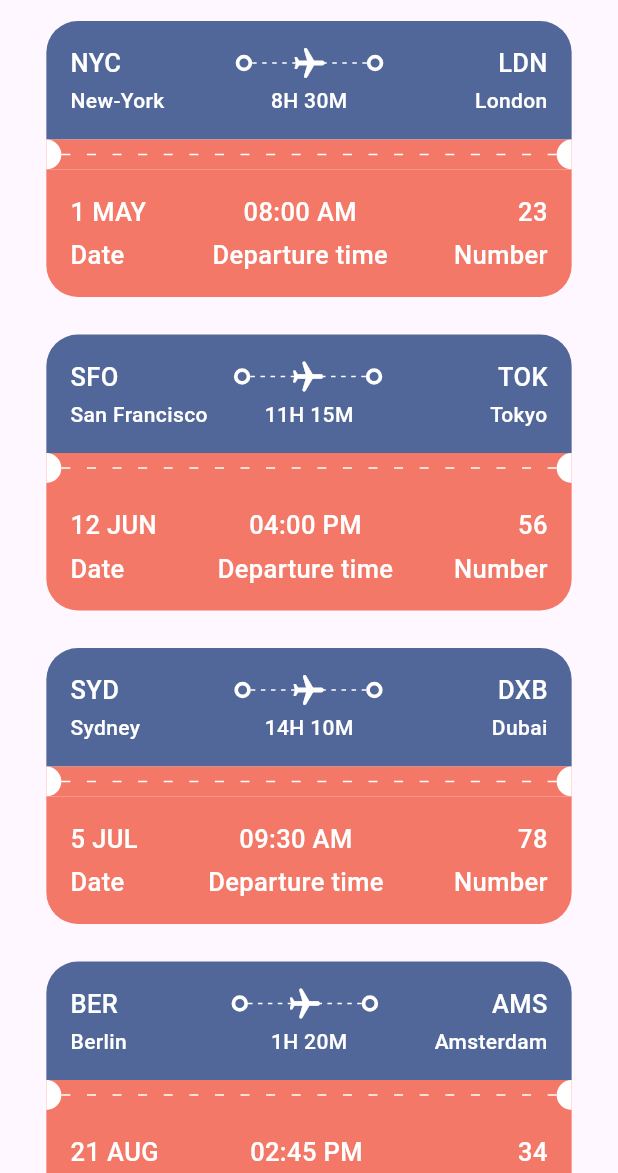
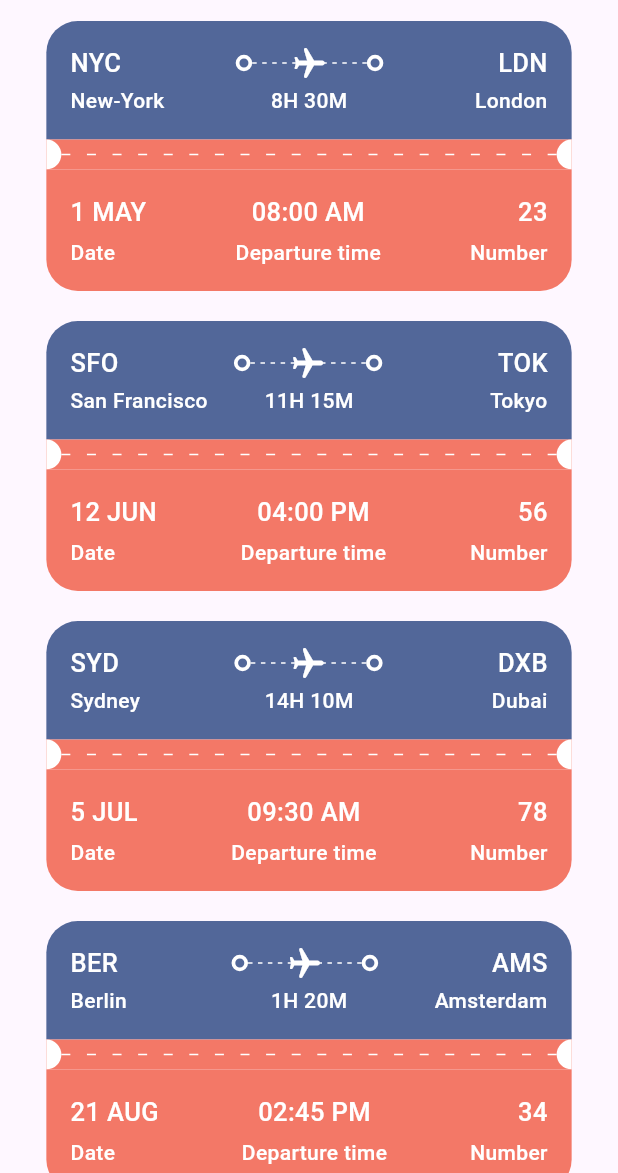
Before and after one commit to Bra-Gabby-Marshal/Flutter-Ticket-App, a Flutter app: the AllTickets screen opened by its route, on a phone screen of 412 x 824 dp, the part 63-1236 px from its top. Run offline on Flutter 3.47's test engine with Material 3 defaults, Android fonts, the phone set to English and light mode, and no system bars; our stand-ins replace device_preview, fluentui_icons.

Commit message:
new update

```diff
--- a/lib/base/res/media.dart
+++ b/lib/base/res/media.dart
@@ -3,5 +3,5 @@ class AppMedia{
   static const logo = '$_baseImage/logo.png';
   static const hotelRoom = '$_baseImage/hotel_room.jpg';
   static const planeSit = '$_baseImage/plane_sit.jpg';
-
+  static const visaCard = '$_baseImage/visa_card.jpg';
 }
--- a/lib/base/res/styles/app_styles.dart
+++ b/lib/base/res/styles/app_styles.dart
@@ -32,8 +32,9 @@ class AppStyles{
       fontSize: 17,
       fontWeight: FontWeight.w500
   );
-  static TextStyle headLineStyle4 = const TextStyle(
+  static TextStyle headLineStyle4 = TextStyle(
       fontSize: 14,
-      fontWeight: FontWeight.w500
+      fontWeight: FontWeight.w500,
+    color: Colors.grey.shade500
   );
 }
--- a/lib/base/widgets/app_column_text_layout.dart
+++ b/lib/base/widgets/app_column_text_layout.dart
@@ -1,4 +1,5 @@
 import 'package:flutter/cupertino.dart';
+import 'package:my_ticket_app/base/widgets/text_style_fourth.dart';
 import 'package:my_ticket_app/base/widgets/text_style_third.dart';
 
 class AppColumnTextLayout extends StatelessWidget {
@@ -13,9 +14,9 @@ class AppColumnTextLayout extends StatelessWidget {
     return Column(
       crossAxisAlignment: alignment,
       children: [
-        TextStyleThird(text: topText),
+        TextStyleThird(text: topText, isColor:isColor),
         const SizedBox(height: 5,),
-        TextStyleThird(text: bottomText),
+        TextStyleFourth(text: bottomText, isColor:isColor),
       ],
     );
   }
--- a/lib/base/widgets/ticket_view.dart
+++ b/lib/base/widgets/ticket_view.dart
@@ -23,7 +23,7 @@ class TicketView extends StatelessWidget {
     final size = MediaQuery.of(context).size; // Size of the mobile screen
     return SizedBox(// Making the media query dynamic
       width: size.width*0.85,
-      height: 189,
+      height: 180,
       child: Container(
         margin: EdgeInsets.only(right: wholeScreen==true?0:16),
         child: Column(
@@ -122,18 +122,21 @@ class TicketView extends StatelessWidget {
                       AppColumnTextLayout(
                           topText: ticket["date"],
                           bottomText: "Date",
-                        alignment: CrossAxisAlignment.start,),
+                        alignment: CrossAxisAlignment.start,
+                          isColor:isColor),
                       AppColumnTextLayout(
                           topText: ticket["departure"],
                           bottomText: "Departure time",
                         alignment: CrossAxisAlignment.center,
+                          isColor:isColor
                       ),
                       AppColumnTextLayout(
                           topText: ticket["number"].toString(),
                           bottomText: "Number",
                         alignment: CrossAxisAlignment.end,
+                          isColor:isColor
                       ),
-                                          ],
+                    ],
                   ),
                 ],
               ),
```
Also changed, not shown: lib/screens/ticket/ticket_screen.dart (+73 -1 lines), assets/images/visa_card.png (added).
